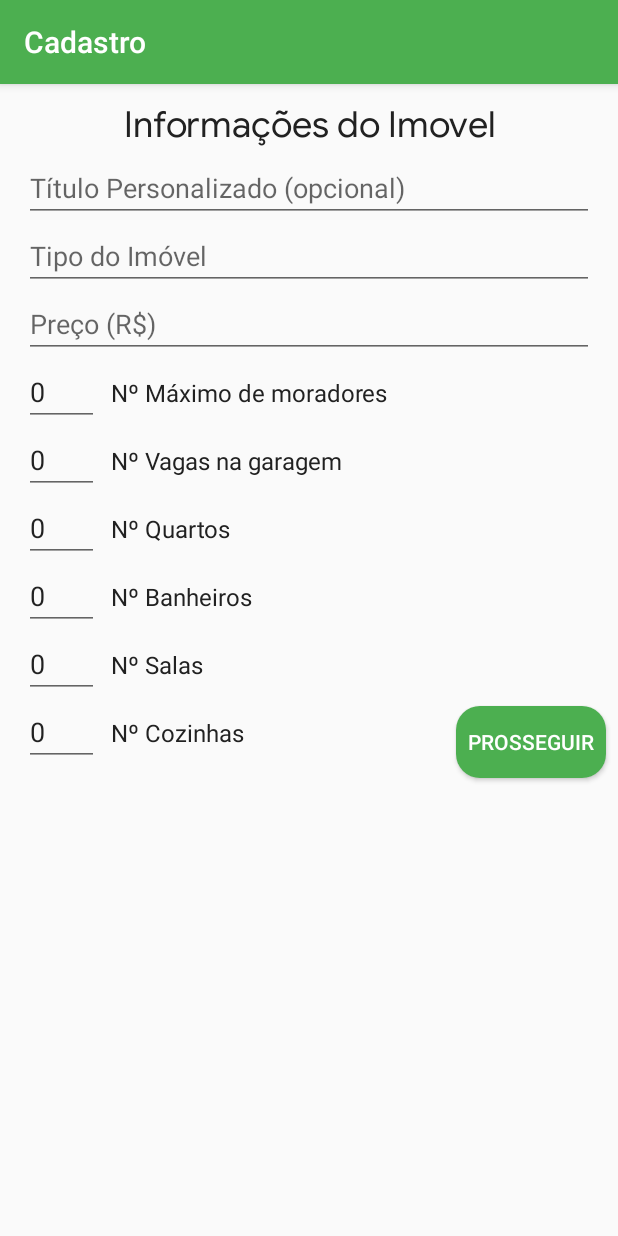
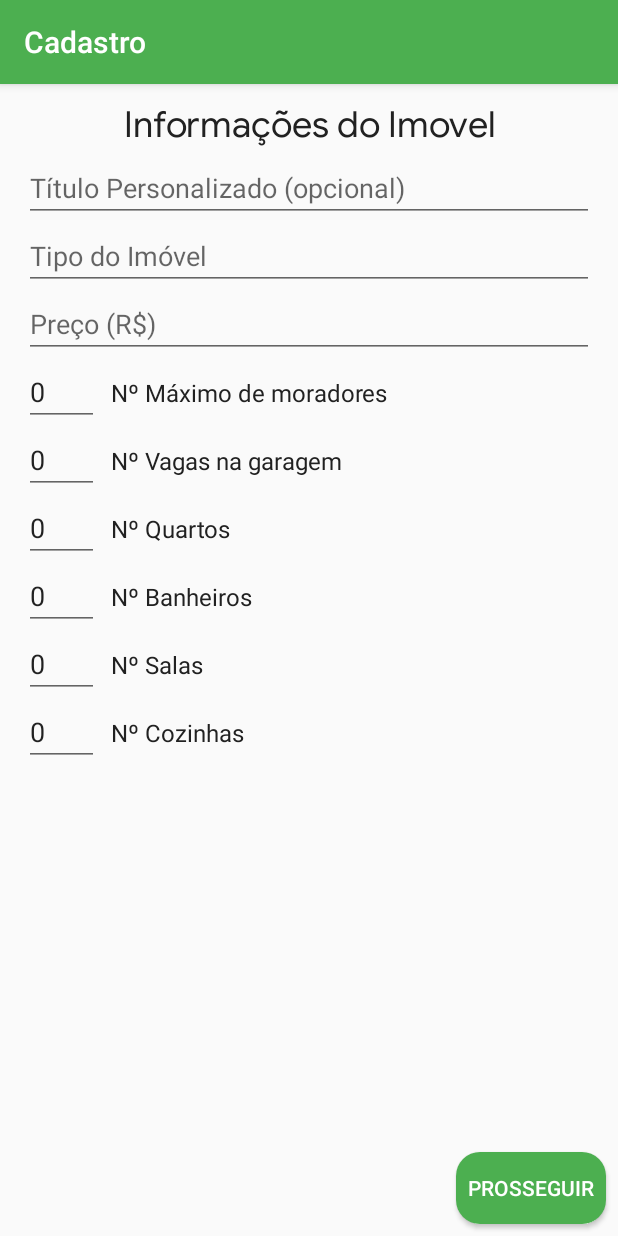
Before and after one commit to DaanMoura/Hestia, an Android app: the CadastraImovelActivity screen opened directly, with no data from a screen before it, on a phone screen of 412 x 824 dp. Run offline under Robolectric (Android 15) with nearby library versions, the phone set to English and light mode, and no system bars; our stand-ins replace Firebase (no records; nobody signed in at launch, a user with empty details on screens opened directly).

Commit message:
Layout corrigido

```diff
--- a/app/src/main/java/com/ufscar/mobile/hestiaapp/cenarios/cadastra_imovel/CadastraImovelActivity.kt
+++ b/app/src/main/java/com/ufscar/mobile/hestiaapp/cenarios/cadastra_imovel/CadastraImovelActivity.kt
@@ -28,7 +28,6 @@ class CadastraImovelActivity : AppCompatActivity(), CadastraImovelContract.View,
     }
 
     override fun onProsseguirEnderecoInteraction(infoMap: HashMap<String,Any>, enderecoMap: HashMap<String, Any>?) {
-        Toast.makeText(this, infoMap.toString(), Toast.LENGTH_SHORT).show()
         val fragment = EnderecoCadastroFragment.newInstance(infoMap, enderecoMap)
         supportFragmentManager.beginTransaction()
                 .replace(R.id.fmMaster, fragment)
--- a/app/src/main/java/com/ufscar/mobile/hestiaapp/cenarios/cadastra_imovel/fragments/InformacoesCadastroFragment.kt
+++ b/app/src/main/java/com/ufscar/mobile/hestiaapp/cenarios/cadastra_imovel/fragments/InformacoesCadastroFragment.kt
@@ -40,9 +40,6 @@ class InformacoesCadastroFragment : Fragment() {
 
         val argMap = arguments?.getSerializable(ARG_MAP) as HashMap<String,Any>?
         if(argMap != null) {
-            activity?.let {
-                Toast.makeText(it, argMap.toString(), Toast.LENGTH_SHORT).show()
-            }
             edtTitle.setText(argMap.getValue("title").toString())
             edtTipo.setText(argMap.getValue("tipo").toString())
             edtPreco.setText(argMap.getValue("preco").toString())
--- a/app/src/main/res/layout/activity_cadastra_imovel.xml
+++ b/app/src/main/res/layout/activity_cadastra_imovel.xml
@@ -1,5 +1,5 @@
 <?xml version="1.0" encoding="utf-8"?>
-<ScrollView xmlns:android="http://schemas.android.com/apk/res/android"
+<FrameLayout xmlns:android="http://schemas.android.com/apk/res/android"
     xmlns:tools="http://schemas.android.com/tools"
     android:layout_width="match_parent"
     android:layout_height="match_parent"
@@ -12,4 +12,4 @@
         android:layout_width="match_parent"
         android:layout_height="match_parent" />
 
-</ScrollView>
+</FrameLayout>
--- a/app/src/main/res/layout/fragment_informacoes_cadastro.xml
+++ b/app/src/main/res/layout/fragment_informacoes_cadastro.xml
@@ -1,5 +1,5 @@
 <?xml version="1.0" encoding="utf-8"?>
-<android.support.constraint.ConstraintLayout xmlns:android="http://schemas.android.com/apk/res/android"
+<android.support.design.widget.CoordinatorLayout xmlns:android="http://schemas.android.com/apk/res/android"
     xmlns:app="http://schemas.android.com/apk/res-auto"
     xmlns:tools="http://schemas.android.com/tools"
     android:layout_width="match_parent"
@@ -10,7 +10,7 @@
 
     <LinearLayout
         android:layout_width="match_parent"
-        android:layout_height="wrap_content"
+        android:layout_height="match_parent"
         android:paddingTop="8dp"
         android:paddingBottom="16dp"
         android:orientation="vertical"
@@ -51,7 +51,7 @@
         <EditText
             android:id="@+id/edtPreco"
             android:layout_width="match_parent"
-            android:layout_height="match_parent"
+            android:layout_height="wrap_content"
             android:hint="@string/preco"
             android:inputType="numberDecimal"
             tools:ignore="Autofill" />
@@ -187,7 +187,7 @@
         android:id="@+id/prosseguir"
         android:layout_width="wrap_content"
         android:layout_height="wrap_content"
-        android:layout_gravity="end"
+        android:layout_gravity="bottom|end"
         android:layout_marginEnd="8dp"
         android:layout_marginBottom="8dp"
         android:background="@drawable/rounded_button_primary"
@@ -196,7 +196,7 @@
         android:text="@string/prosseguir"
         android:textAllCaps="true"
         android:textColor="@color/white"
-        app:layout_constraintBottom_toBottomOf="parent"
-        app:layout_constraintEnd_toEndOf="parent" />
+        android:layout_alignParentBottom="true"
+        android:layout_alignParentEnd="true"/>
 
-</android.support.constraint.ConstraintLayout>
+</android.support.design.widget.CoordinatorLayout>
```
Also changed, not shown: app/src/main/res/layout/fragment_endereco_cadastro.xml (+5 -10 lines).
